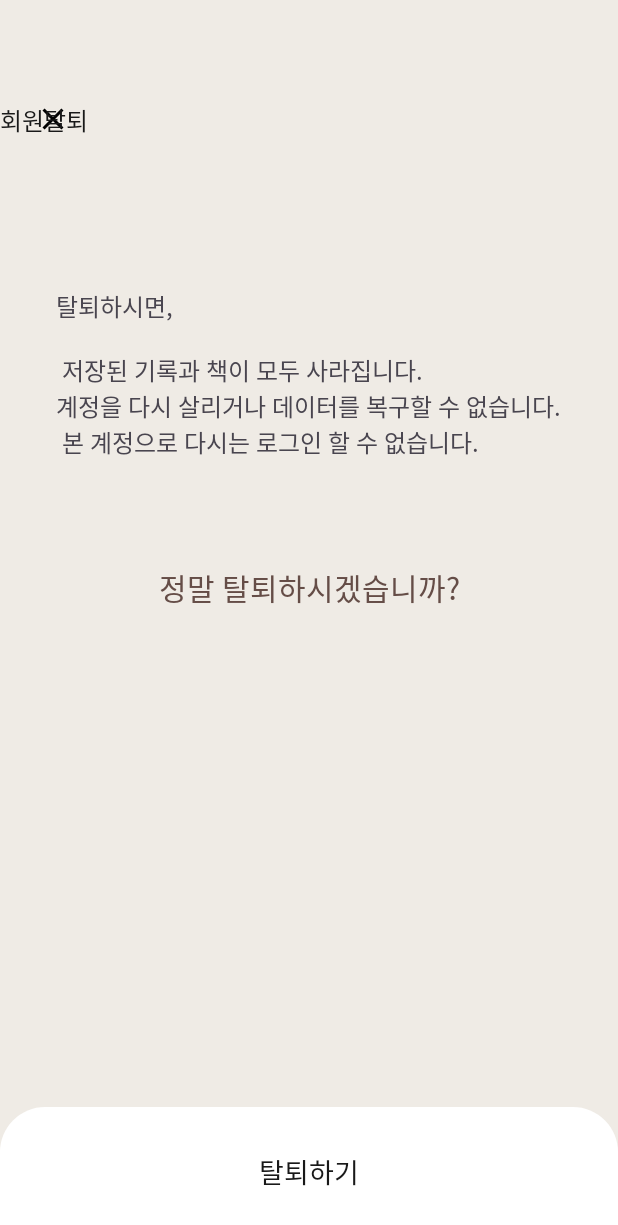
After one commit to mnzy412/GURU2, an Android app: the layout activity_mypage_quit.xml on its own in the app's theme, with its tools: preview values and no code run, on a phone screen of 412 x 824 dp. The commit adds this screen. Shown: the top 1225 px of the screen. Run offline under Robolectric (Android 15) with nearby library versions, the phone set to English and light mode, and no system bars.

Commit message:
[mnzy] 수정

```diff
--- a/app/src/main/java/com/example/myapplication/mypage/MypageFragment.kt
+++ b/app/src/main/java/com/example/myapplication/mypage/MypageFragment.kt
@@ -83,7 +83,8 @@ class MypageFragment : Fragment() {
         }
 
         viewBinding.mypageBtnQuit.setOnClickListener() {
-            Firebase.auth.currentUser?.delete()
+            var intent=Intent(context, MypageQuitActivity::class.java) //로그인 페이지 이동
+            startActivity(intent)
         }
         return viewBinding.root
 
--- /dev/null
+++ b/app/src/main/res/drawable/baseline_close_24.xml
@@ -0,0 +1,5 @@
+<vector android:height="24dp" android:tint="#000000"
+    android:viewportHeight="24" android:viewportWidth="24"
+    android:width="24dp" xmlns:android="http://schemas.android.com/apk/res/android">
+    <path android:fillColor="@android:color/white" android:pathData="M19,6.41L17.59,5 12,10.59 6.41,5 5,6.41 10.59,12 5,17.59 6.41,19 12,13.41 17.59,19 19,17.59 13.41,12z"/>
+</vector>
--- /dev/null
+++ b/app/src/main/res/drawable/quit_button.xml
@@ -0,0 +1,11 @@
+<?xml version="1.0" encoding="utf-8"?>
+<shape xmlns:android="http://schemas.android.com/apk/res/android"
+    android:shape="rectangle">
+
+    <corners
+        android:bottomRightRadius="0dp"
+        android:bottomLeftRadius="0dp"
+        android:topLeftRadius="30dp"
+        android:topRightRadius="30dp"/>
+
+</shape>
--- /dev/null
+++ b/app/src/main/res/layout/activity_mypage_quit.xml
@@ -0,0 +1,80 @@
+<?xml version="1.0" encoding="utf-8"?>
+<androidx.constraintlayout.widget.ConstraintLayout xmlns:android="http://schemas.android.com/apk/res/android"
+    xmlns:app="http://schemas.android.com/apk/res-auto"
+    xmlns:tools="http://schemas.android.com/tools"
+    android:layout_width="match_parent"
+    android:layout_height="match_parent"
+    android:background="@color/color1" >
+
+
+            <ImageButton
+                android:background="@color/transparent"
+                android:id="@+id/quit_close"
+                android:layout_width="30dp"
+                android:layout_height="30dp"
+                android:layout_marginStart="20dp"
+                android:layout_marginTop="64dp"
+                android:layout_weight="1"
+                android:backgroundTint="@color/white"
+                app:layout_constraintStart_toStartOf="parent"
+                app:layout_constraintTop_toTopOf="parent"
+                android:src="@drawable/baseline_close_24"/>
+
+    <TextView
+        android:id="@+id/textview_quit"
+        android:layout_width="wrap_content"
+        android:layout_height="wrap_content"
+        android:layout_marginStart="136dp"
+        android:layout_marginTop="68dp"
+        android:layout_weight="1"
+        android:fontFamily="@font/pre_semibold"
+        android:text="회원탈퇴"
+        android:textColor="@color/black1"
+        android:textSize="16sp"
+        app:layout_constraintStart_toEndOf="@+id/button_x"
+        app:layout_constraintTop_toTopOf="parent" />
+
+    <TextView
+        android:id="@+id/mypage_main"
+        android:layout_width="wrap_content"
+        android:layout_height="wrap_content"
+        android:layout_marginTop="100dp"
+        android:fontFamily="@font/pre_m"
+        android:text="탈퇴하시면,\n\n 저장된 기록과 책이 모두 사라집니다.
+                \n계정을 다시 살리거나 데이터를 복구할 수 없습니다.\n 본 계정으로 다시는 로그인 할 수 없습니다."
+        android:textSize="16sp"
+        app:layout_constraintEnd_toEndOf="parent"
+        app:layout_constraintHorizontal_bias="0.497"
+        app:layout_constraintStart_toStartOf="parent"
+        app:layout_constraintTop_toBottomOf="@+id/textview_quit" />
+
+    <TextView
+        android:id="@+id/mypage_main2"
+        android:layout_width="wrap_content"
+        android:layout_height="wrap_content"
+        android:layout_marginTop="70dp"
+        android:fontFamily="@font/pre_m"
+        android:text="정말 탈퇴하시겠습니까?"
+        android:textColor="@color/color8"
+        android:textSize="20sp"
+        app:layout_constraintEnd_toEndOf="parent"
+        app:layout_constraintStart_toStartOf="parent"
+        app:layout_constraintTop_toBottomOf="@+id/mypage_main" />
+
+
+    <androidx.appcompat.widget.AppCompatButton
+        android:id="@+id/btn_delete"
+        android:layout_width="match_parent"
+        android:layout_height="86dp"
+        android:background="@drawable/quit_button"
+        android:backgroundTint="@color/white"
+        android:fontFamily="@font/pre_m"
+        android:insetTop="0dp"
+        android:text="탈퇴하기"
+        android:textColor="@color/black1"
+        android:textSize="18sp"
+        app:layout_constraintBottom_toBottomOf="parent"
+        app:layout_constraintEnd_toEndOf="parent"
+        app:layout_constraintStart_toStartOf="parent" />
+
+</androidx.constraintlayout.widget.ConstraintLayout>
```
Also changed, not shown: app/src/main/java/com/example/myapplication/mypage/MypageQuitActivity.kt (added, +37 -0 lines), app/src/main/java/com/example/myapplication/mypage/Mypage_quit.kt (deleted, +0 -35 lines), app/src/main/res/layout/mypage_quit.xml (deleted, +0 -96 lines).
